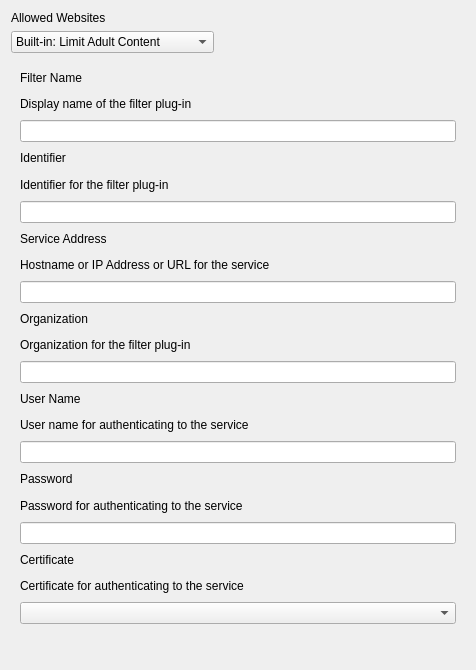
Above: FWAdminLib/Configurator/WebContentFilterForm.ui from fw-dev/translations before the change. Below: the same form after it.
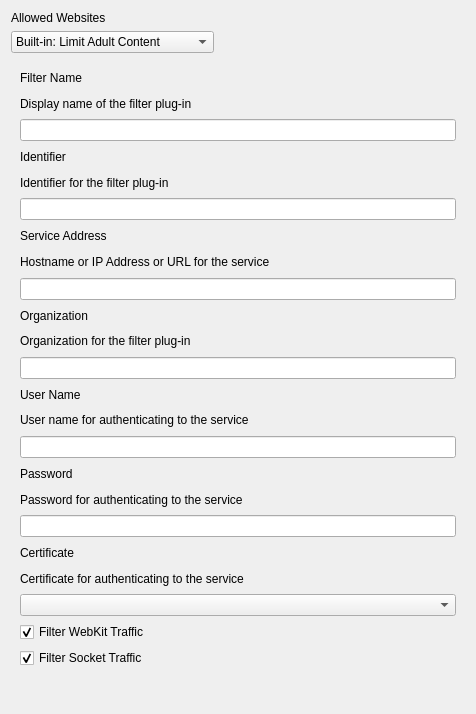
That is the form after the change. The open tabs and pages were chosen to show the change. Custom widgets are drawn as their Qt base class.

The edit to the form file:
```diff
--- a/FWAdminLib/Configurator/WebContentFilterForm.ui
+++ b/FWAdminLib/Configurator/WebContentFilterForm.ui
@@ -7,7 +7,7 @@
     <x>0</x>
     <y>0</y>
     <width>476</width>
-    <height>670</height>
+    <height>714</height>
    </rect>
   </property>
   <property name="windowTitle">
@@ -411,6 +411,26 @@
        <item>
         <widget class="QComboBox" name="certificate"/>
        </item>
+       <item>
+        <widget class="QCheckBox" name="filterWebKitTraffic">
+         <property name="text">
+          <string>Filter WebKit Traffic</string>
+         </property>
+         <property name="checked">
+          <bool>true</bool>
+         </property>
+        </widget>
+       </item>
+       <item>
+        <widget class="QCheckBox" name="filterSocketTraffic">
+         <property name="text">
+          <string>Filter Socket Traffic</string>
+         </property>
+         <property name="checked">
+          <bool>true</bool>
+         </property>
+        </widget>
+       </item>
        <item>
         <widget class="PListEditor" name="customData" native="true"/>
        </item>
```
